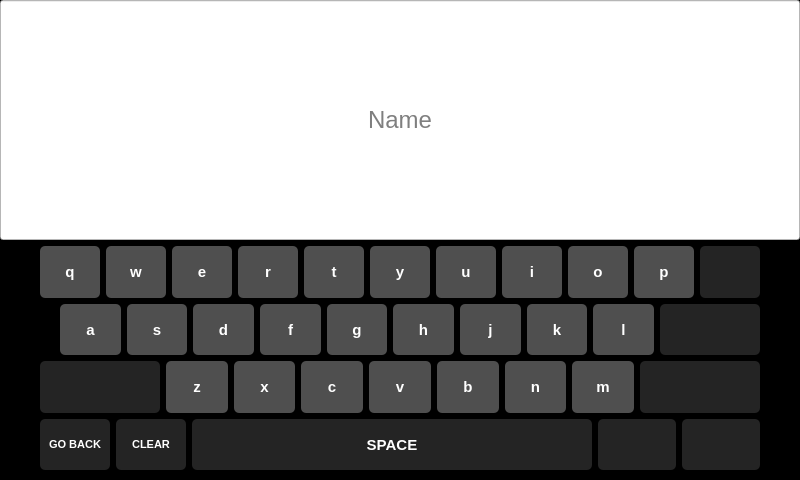
Qt form Widgets/VirtualKeyboardBox.ui (mikedinh1997/WaterDispenser) before a commit.
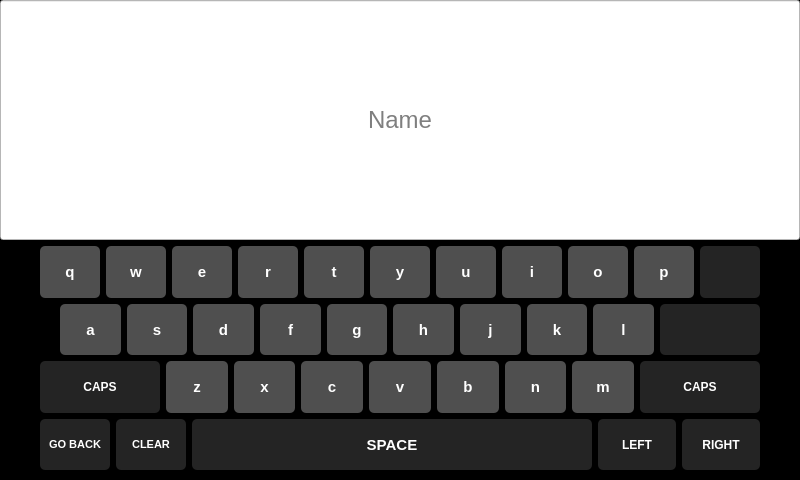
The same form after that commit.

Patch:
```diff
--- a/Widgets/VirtualKeyboardBox.ui
+++ b/Widgets/VirtualKeyboardBox.ui
@@ -815,7 +815,7 @@
 }</string>
          </property>
          <property name="text">
-          <string/>
+          <string>CAPS</string>
          </property>
          <property name="iconSize">
           <size>
@@ -1044,7 +1044,7 @@
 }</string>
          </property>
          <property name="text">
-          <string/>
+          <string>CAPS</string>
          </property>
          <property name="iconSize">
           <size>
@@ -1219,7 +1219,7 @@
 }</string>
          </property>
          <property name="text">
-          <string/>
+          <string>LEFT</string>
          </property>
          <property name="iconSize">
           <size>
@@ -1250,7 +1250,7 @@
 }</string>
          </property>
          <property name="text">
-          <string/>
+          <string>RIGHT</string>
          </property>
          <property name="iconSize">
           <size>
```
